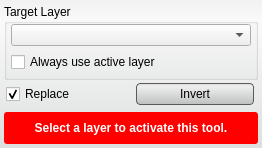
Before: the Qt Designer form src/Interface/ToolInterface/InvertToolInterface.ui in SCIInstitute/Seg3D, drawn with Qt 5.
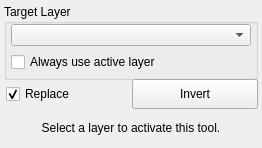
After: the same form once the commit is applied. Custom widgets are drawn as their Qt base class.

What changed in the file:
```diff
--- a/src/Interface/ToolInterface/InvertToolInterface.ui
+++ b/src/Interface/ToolInterface/InvertToolInterface.ui
@@ -31,33 +31,6 @@
   <property name="windowTitle">
    <string>Invert Tool</string>
   </property>
-  <property name="styleSheet">
-   <string notr="true">QWidget#InvertToolInterface{
-  border-radius: 3px;
-  background-color: qlineargradient(spread:pad, x1:0.5, y1:0, x2:0.5, y2:0.960227, stop:0 rgba(241, 241, 241, 255), stop:0.155779 rgba(250, 250, 250, 255), stop:1 rgba(222, 224, 224, 255));       
-}
-
-QPushButton{
-  background-color: qlineargradient(spread:pad, x1:0.5, y1:0, x2:0.5, y2:0.960227, stop:0 rgba(221, 221, 221, 255), stop:0.155779 rgba(238, 238, 238, 255), stop:1 rgba(192, 194, 194, 255));
-  border-radius: 4px;
-  border: 1px solid rgb(90, 90, 90);
-  margin:4px;
-}
-
-QPushButton:hover{
-  background-color: qlineargradient(spread:pad, x1:0.5, y1:0, x2:0.5, y2:1, stop:0 rgba(195, 195, 195, 255), stop:0.253769 rgba(206, 206, 206, 255), stop:1 rgba(185, 185, 185, 255));
-  border-radius: 4px;
-  border: 1px solid rgb(90, 90, 90);
-  margin:4px;
-}
-
-QPushButton:pressed{
-  background-color: qlineargradient(spread:pad, x1:0.5, y1:0, x2:0.5, y2:1, stop:0 rgba(150, 150, 150, 255), stop:0.753769 rgba(206, 206, 206, 255), stop:1 rgba(185, 185, 185, 255));
-  border-radius: 4px;
-  border: 1px solid rgb(90, 90, 90);
-  margin:4px;
-}</string>
-  </property>
   <layout class="QVBoxLayout" name="verticalLayout">
    <property name="spacing">
     <number>2</number>
@@ -200,17 +173,6 @@
        <height>32</height>
       </size>
      </property>
-     <property name="styleSheet">
-      <string notr="true">QLabel#message_{
-  color: white;
-  font: bold;
-}
-
-QWidget#message_alert_{
-  border-radius: 3px;
-  background-color: red;
-}</string>
-     </property>
      <layout class="QHBoxLayout" name="horizontalLayout_4">
       <property name="spacing">
        <number>0</number>
```
